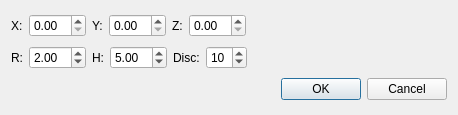
Old version of the form src/interface/dialogcylinder.ui in the repository chintanp/brep.
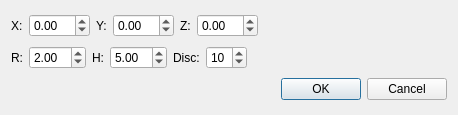
New version of the form.

Commit message: Colocado valores min nas janelas.

Patch:
```diff
--- a/src/interface/dialogcylinder.ui
+++ b/src/interface/dialogcylinder.ui
@@ -24,7 +24,11 @@
       </widget>
      </item>
      <item>
-      <widget class="QDoubleSpinBox" name="doubleSpinBox_X"/>
+      <widget class="QDoubleSpinBox" name="doubleSpinBox_X">
+       <property name="minimum">
+        <double>-99.000000000000000</double>
+       </property>
+      </widget>
      </item>
      <item>
       <widget class="QLabel" name="label_2">
@@ -34,7 +38,11 @@
       </widget>
      </item>
      <item>
-      <widget class="QDoubleSpinBox" name="doubleSpinBox_Y"/>
+      <widget class="QDoubleSpinBox" name="doubleSpinBox_Y">
+       <property name="minimum">
+        <double>-99.000000000000000</double>
+       </property>
+      </widget>
      </item>
      <item>
       <widget class="QLabel" name="label_3">
@@ -44,7 +52,11 @@
       </widget>
      </item>
      <item>
-      <widget class="QDoubleSpinBox" name="doubleSpinBox_Z"/>
+      <widget class="QDoubleSpinBox" name="doubleSpinBox_Z">
+       <property name="minimum">
+        <double>-99.000000000000000</double>
+       </property>
+      </widget>
      </item>
      <item>
       <spacer name="horizontalSpacer_2">
```
Left out of the diff: 9 changed lines with no effect on the pictures. The commit also changes 5 other files.
